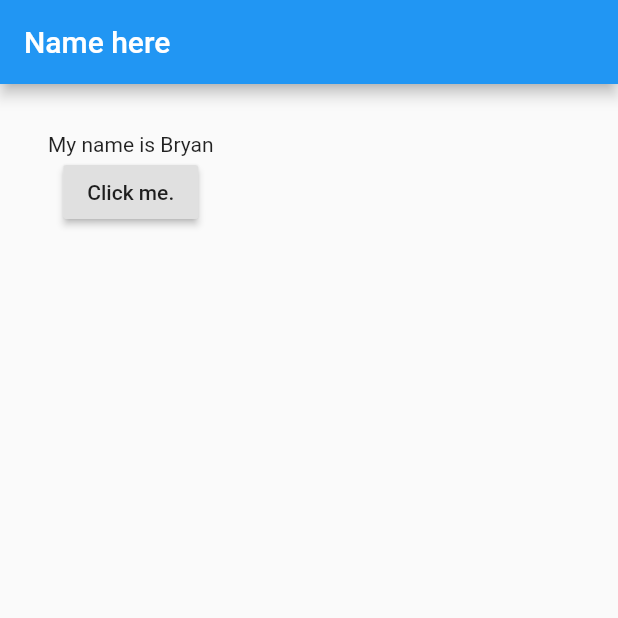
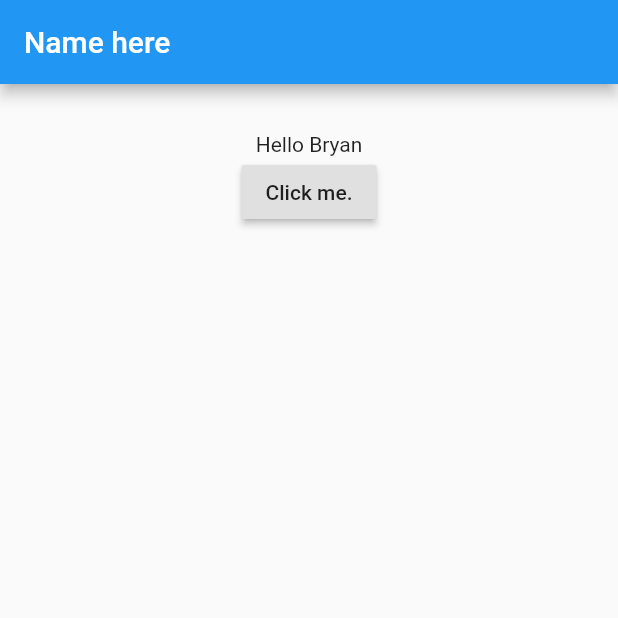
Before and after one commit to NaokiDohi/Flutter-Beginners_Button, a Flutter app: the screen it shows after launch, after a tap on "Click me.", on a phone screen of 412 x 824 dp, the top half of it. Run offline on Flutter 3.47's test engine with Material 2 defaults, Android fonts, the phone set to English and light mode, and no system bars.

Commit message:
Raised Button with Parameters

```diff
--- a/lib/main.dart
+++ b/lib/main.dart
@@ -13,9 +13,9 @@ class MyApp extends StatefulWidget {
 
 class _State extends State<MyApp> {
   String _value = "Hellow World";
-  void _onPressed() {
+  void _onPressed(String value) {
     setState(() {
-      _value = "My name is Bryan";
+      _value = value;
     });
   }
 
@@ -27,16 +27,18 @@ class _State extends State<MyApp> {
       ),
       body: new Container(
         padding: new EdgeInsets.all(32.0),
+        child: new Center(
           child: new Column(
             children: <Widget>[
               new Text(_value),
               new RaisedButton(
-              onPressed: _onPressed,
+                onPressed: () => _onPressed("Hello Bryan"),
                 child: new Text("Click me."),
               )
             ],
           ),
         ),
+      ),
     );
   }
 }
```
Lines whose indentation alone changed are shown as unchanged.
